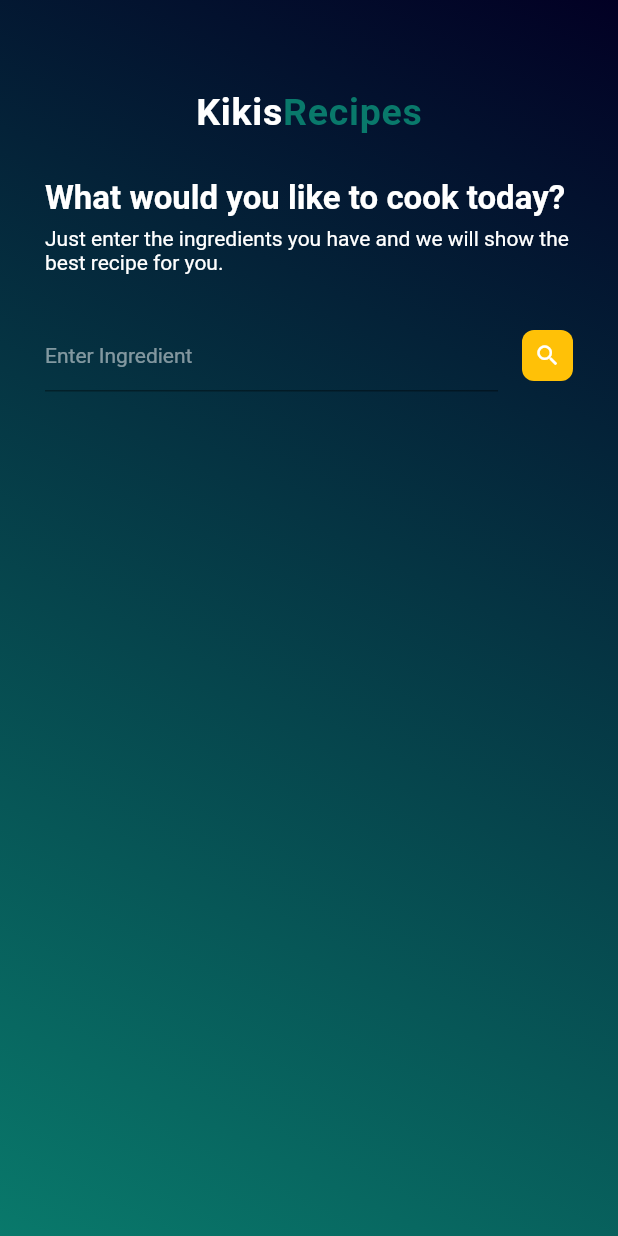
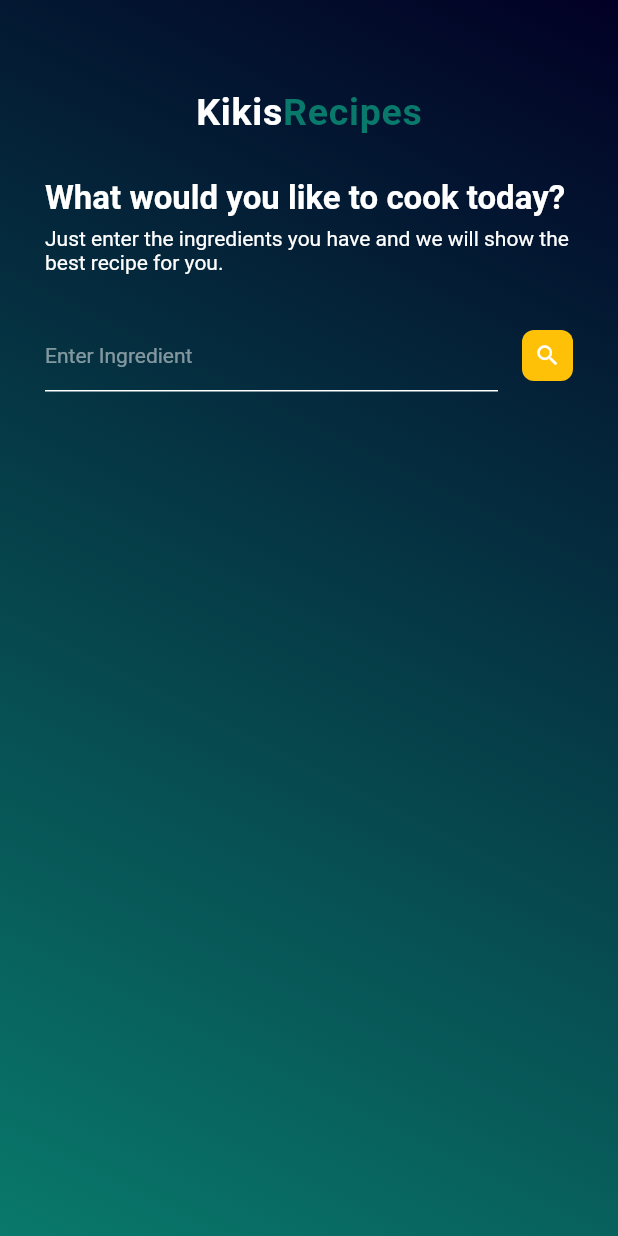
Before and after one commit to kharioki/Kiki-Recipes, a Flutter app: the screen it shows after launch, on a phone screen of 412 x 824 dp. Run offline on Flutter 3.47's test engine with Material 2 defaults, Android fonts, the phone set to English and light mode, and no system bars; our stand-ins replace webview_flutter.

Commit message:
textfield border

```diff
--- a/lib/screens/home_screen.dart
+++ b/lib/screens/home_screen.dart
@@ -119,6 +119,12 @@ class _HomeScreenState extends State<HomeScreen> {
                               hintText: 'Enter Ingredient',
                               hintStyle: TextStyle(
                                 color: Colors.white.withOpacity(0.5),
+                              ),
+                              enabledBorder: UnderlineInputBorder(
+                                borderSide: BorderSide(color: Colors.white),
+                              ),
+                              focusedBorder: UnderlineInputBorder(
+                                borderSide: BorderSide(color: Colors.white),
                               ),
                             ),
                             style: TextStyle(color: Colors.white, fontSize: 14),
```
